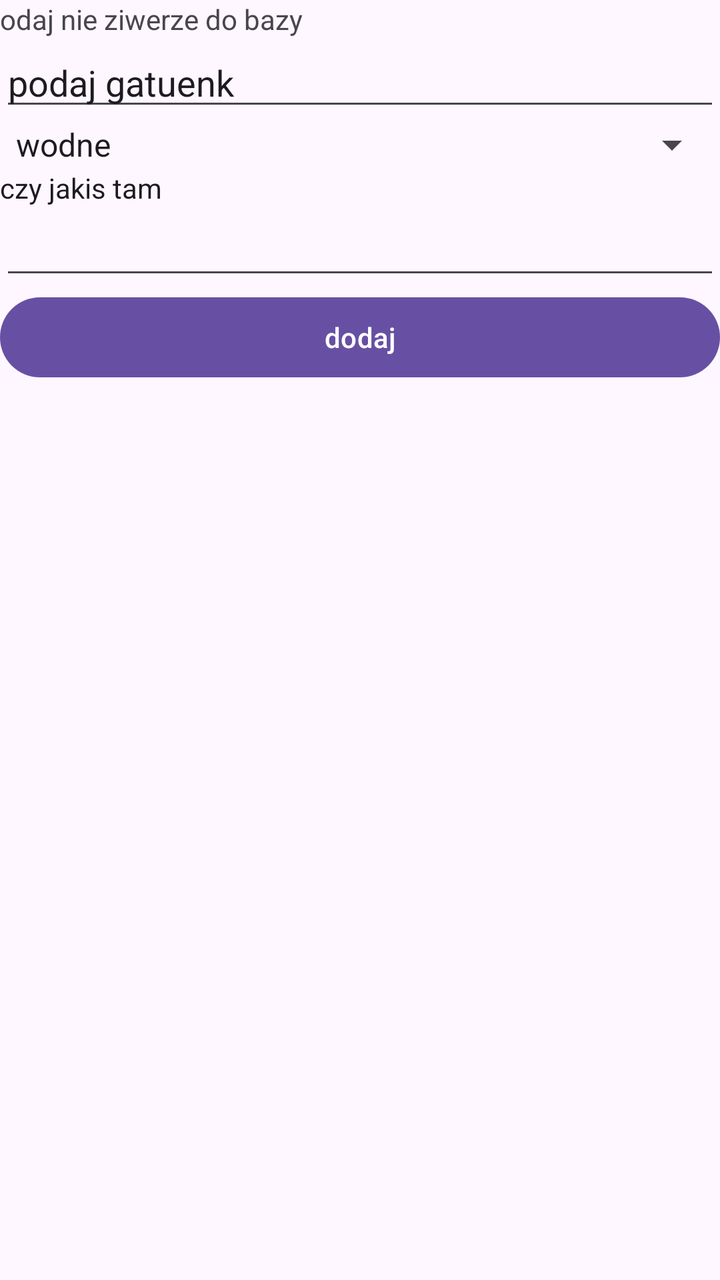
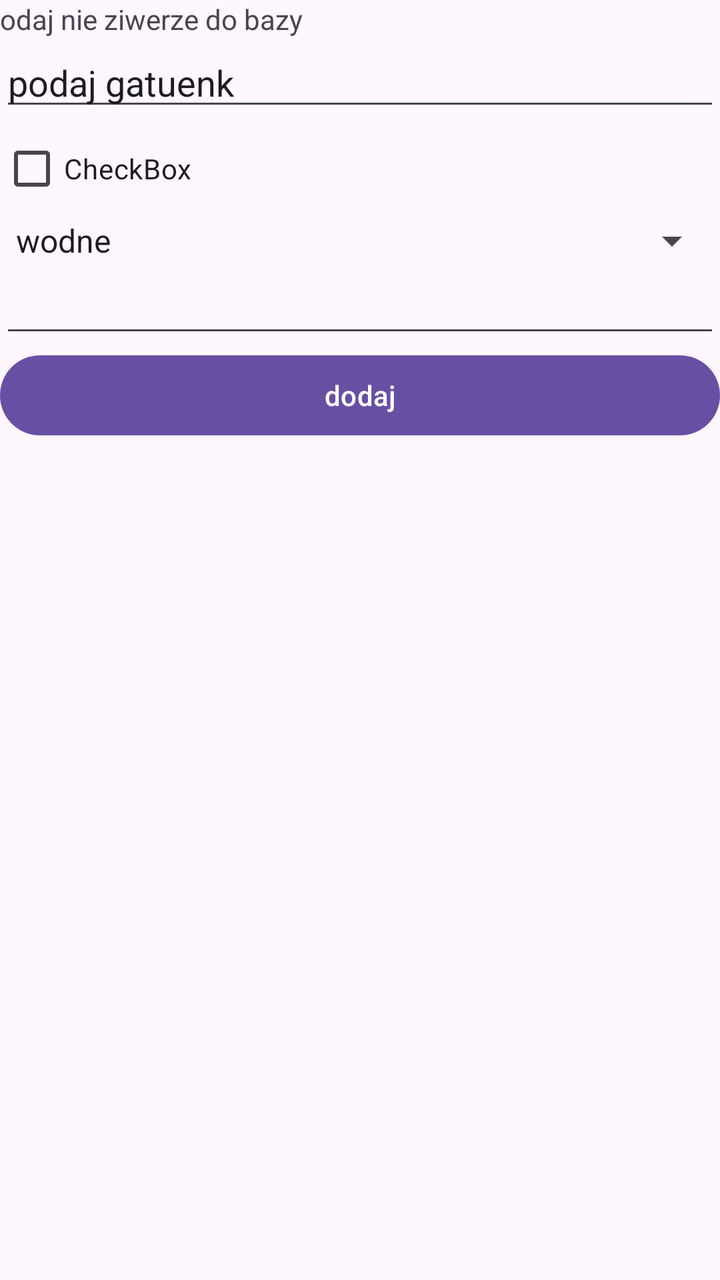

Compare the two renders of this Android layout. The source of the first and the diff that turns it into the second are given below.
<!-- AndroidManifest.xml: application theme Theme.MyApplication -->
<!-- res/layout/activity_main.xml -->
<?xml version="1.0" encoding="utf-8"?>
<androidx.constraintlayout.widget.ConstraintLayout xmlns:android="http://schemas.android.com/apk/res/android"
    xmlns:app="http://schemas.android.com/apk/res-auto"
    xmlns:tools="http://schemas.android.com/tools"
    android:id="@+id/main"
    android:layout_width="match_parent"
    android:layout_height="match_parent"
    tools:context=".MainActivity">

    <LinearLayout
        android:layout_width="match_parent"
        android:layout_height="match_parent"
        android:orientation="vertical">

        <TextView
            android:id="@+id/textView"
            android:layout_width="match_parent"
            android:layout_height="wrap_content"
            android:text="odaj nie ziwerze do bazy" />

        <EditText
            android:id="@+id/editTextText"
            android:layout_width="match_parent"
            android:layout_height="wrap_content"
            android:ems="10"
            android:inputType="text"
            android:text="podaj gatuenk" />

        <Spinner
            android:id="@+id/spinner"
            android:layout_width="match_parent"
            android:layout_height="wrap_content"
            android:entries="@array/srodowisko"/>

        <CheckedTextView
            android:id="@+id/checkedTextView"
            android:layout_width="wrap_content"
            android:layout_height="wrap_content"
            android:text="czy jakis tam " />

        <EditText
            android:id="@+id/editTextNumber"
            android:layout_width="match_parent"
            android:layout_height="wrap_content"
            android:ems="10"
            android:inputType="number" />

        <Button
            android:id="@+id/button"
            android:layout_width="match_parent"
            android:layout_height="wrap_content"
            android:text="dodaj" />
    </LinearLayout>

</androidx.constraintlayout.widget.ConstraintLayout>
<!-- resources referenced by this layout -->
<resources>
  <string-array name="srodowisko">
          <item>wodne</item>
          <item>wefojh</item>
          <item>iwfuehgiu</item>
      </string-array>
  <style name="Theme.MyApplication" parent="Base.Theme.MyApplication" />
  <style name="Base.Theme.MyApplication" parent="Theme.Material3.DayNight.NoActionBar">
          
          
      </style>
</resources>

<!-- the commit's change to res/layout/activity_main.xml (unified diff, before → after) -->
@@ -26,17 +26,17 @@
             android:inputType="text"
             android:text="podaj gatuenk" />
 
+        <CheckBox
+            android:id="@+id/checkBox"
+            android:layout_width="match_parent"
+            android:layout_height="wrap_content"
+            android:text="CheckBox" />
+
         <Spinner
             android:id="@+id/spinner"
             android:layout_width="match_parent"
             android:layout_height="wrap_content"
             android:entries="@array/srodowisko"/>
-
-        <CheckedTextView
-            android:id="@+id/checkedTextView"
-            android:layout_width="wrap_content"
-            android:layout_height="wrap_content"
-            android:text="czy jakis tam " />
 
         <EditText
             android:id="@+id/editTextNumber"
